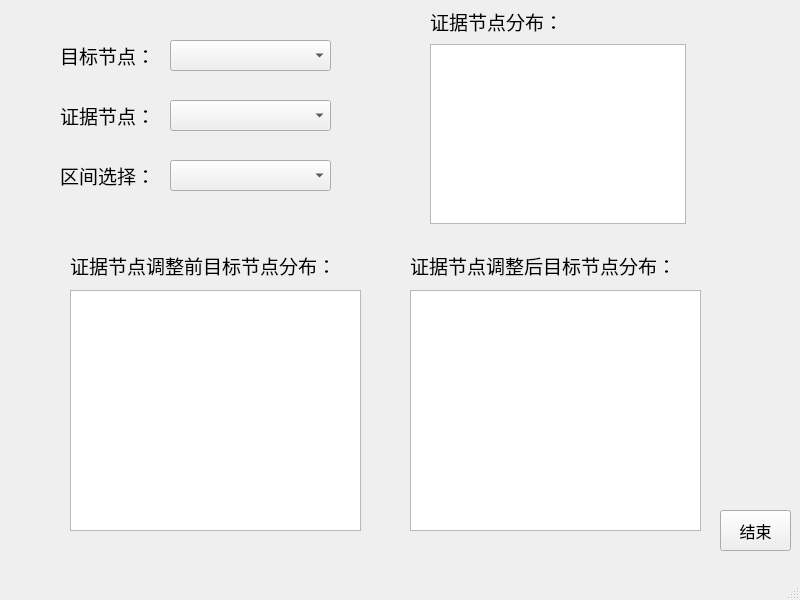
Old version of the form modelinference.ui in the repository markencoder/bayesianlab.
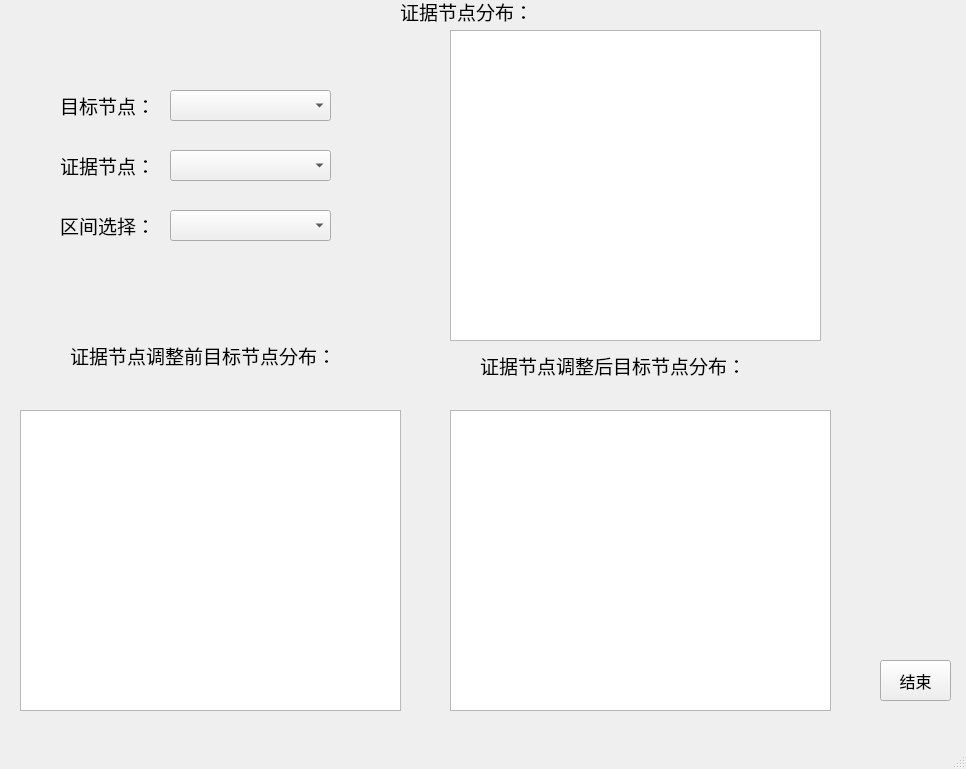
New version of the form.

Patch:
```diff
--- a/modelinference.ui
+++ b/modelinference.ui
@@ -6,8 +6,8 @@
    <rect>
     <x>0</x>
     <y>0</y>
-    <width>800</width>
-    <height>600</height>
+    <width>966</width>
+    <height>769</height>
    </rect>
   </property>
   <property name="windowTitle">
@@ -18,7 +18,7 @@
     <property name="geometry">
      <rect>
       <x>60</x>
-      <y>40</y>
+      <y>90</y>
       <width>91</width>
       <height>31</height>
      </rect>
@@ -37,7 +37,7 @@
     <property name="geometry">
      <rect>
       <x>170</x>
-      <y>40</y>
+      <y>90</y>
       <width>161</width>
       <height>31</height>
      </rect>
@@ -47,7 +47,7 @@
     <property name="geometry">
      <rect>
       <x>170</x>
-      <y>100</y>
+      <y>150</y>
       <width>161</width>
       <height>31</height>
      </rect>
@@ -57,7 +57,7 @@
     <property name="geometry">
      <rect>
       <x>60</x>
-      <y>100</y>
+      <y>150</y>
       <width>91</width>
       <height>31</height>
      </rect>
@@ -76,7 +76,7 @@
     <property name="geometry">
      <rect>
       <x>170</x>
-      <y>160</y>
+      <y>210</y>
       <width>161</width>
       <height>31</height>
      </rect>
@@ -86,7 +86,7 @@
     <property name="geometry">
      <rect>
       <x>60</x>
-      <y>160</y>
+      <y>210</y>
       <width>91</width>
       <height>31</height>
      </rect>
@@ -104,8 +104,8 @@
    <widget class="QPushButton" name="pushButton">
     <property name="geometry">
      <rect>
-      <x>720</x>
-      <y>510</y>
+      <x>880</x>
+      <y>660</y>
       <width>71</width>
       <height>41</height>
      </rect>
@@ -123,38 +123,38 @@
    <widget class="QGraphicsView" name="Targetafter">
     <property name="geometry">
      <rect>
-      <x>410</x>
-      <y>290</y>
-      <width>291</width>
-      <height>241</height>
+      <x>450</x>
+      <y>410</y>
+      <width>381</width>
+      <height>301</height>
      </rect>
     </property>
    </widget>
    <widget class="QGraphicsView" name="Evidence">
     <property name="geometry">
      <rect>
-      <x>430</x>
-      <y>44</y>
-      <width>256</width>
-      <height>180</height>
+      <x>450</x>
+      <y>30</y>
+      <width>371</width>
+      <height>311</height>
      </rect>
     </property>
    </widget>
    <widget class="QGraphicsView" name="Targetbefore">
     <property name="geometry">
      <rect>
-      <x>70</x>
-      <y>290</y>
-      <width>291</width>
-      <height>241</height>
+      <x>20</x>
+      <y>410</y>
+      <width>381</width>
+      <height>301</height>
      </rect>
     </property>
    </widget>
    <widget class="QLabel" name="label_4">
     <property name="geometry">
      <rect>
-      <x>430</x>
-      <y>10</y>
+      <x>400</x>
+      <y>0</y>
       <width>133</width>
       <height>22</height>
      </rect>
@@ -173,7 +173,7 @@
     <property name="geometry">
      <rect>
       <x>70</x>
-      <y>250</y>
+      <y>340</y>
       <width>291</width>
       <height>31</height>
      </rect>
@@ -191,8 +191,8 @@
    <widget class="QLabel" name="label_6">
     <property name="geometry">
      <rect>
-      <x>410</x>
-      <y>250</y>
+      <x>480</x>
+      <y>350</y>
       <width>291</width>
       <height>31</height>
      </rect>
```
Left out of the diff: 2 changed lines with no effect on the pictures.
